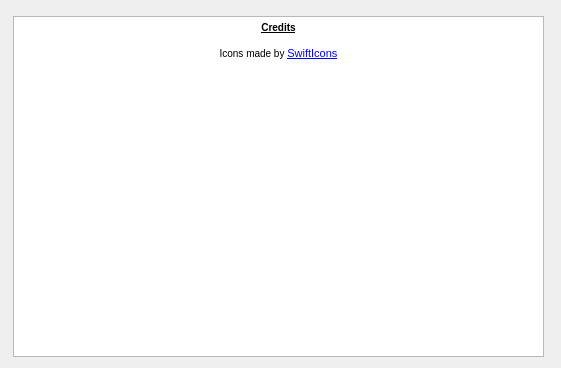
AintIaStinker/tftpe, file credits.ui: the form before one commit.
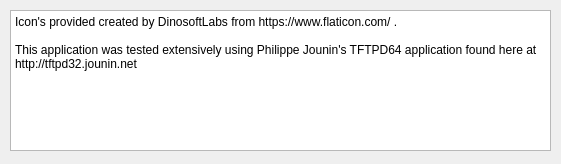
The form after the commit.

```diff
--- a/credits.ui
+++ b/credits.ui
@@ -7,30 +7,28 @@
     <x>0</x>
     <y>0</y>
     <width>561</width>
-    <height>368</height>
+    <height>164</height>
    </rect>
   </property>
   <property name="windowTitle">
    <string>Credits</string>
   </property>
-  <widget class="QTextEdit" name="textEdit">
+  <widget class="QPlainTextEdit" name="plainTextEdit">
    <property name="geometry">
     <rect>
-     <x>13</x>
-     <y>16</y>
-     <width>531</width>
-     <height>341</height>
+     <x>10</x>
+     <y>10</y>
+     <width>541</width>
+     <height>141</height>
     </rect>
    </property>
-   <property name="html">
-    <string>&lt;!DOCTYPE HTML PUBLIC &quot;-//W3C//DTD HTML 4.0//EN&quot; &quot;http://www.w3.org/TR/REC-html40/strict.dtd&quot;&gt;
-&lt;html&gt;&lt;head&gt;&lt;meta name=&quot;qrichtext&quot; content=&quot;1&quot; /&gt;&lt;style type=&quot;text/css&quot;&gt;
-p, li { white-space: pre-wrap; }
-&lt;/style&gt;&lt;/head&gt;&lt;body style=&quot; font-family:'MS Shell Dlg 2'; font-size:7.8pt; font-weight:400; font-style:normal;&quot;&gt;
-&lt;p align=&quot;center&quot; style=&quot; margin-top:0px; margin-bottom:0px; margin-left:0px; margin-right:0px; -qt-block-indent:0; text-indent:0px;&quot;&gt;&lt;span style=&quot; font-weight:600; text-decoration: underline;&quot;&gt;Credits&lt;/span&gt;&lt;/p&gt;
-&lt;p align=&quot;center&quot; style=&quot;-qt-paragraph-type:empty; margin-top:0px; margin-bottom:0px; margin-left:0px; margin-right:0px; -qt-block-indent:0; text-indent:0px; font-weight:600; text-decoration: underline;&quot;&gt;&lt;br /&gt;&lt;/p&gt;
-&lt;p align=&quot;center&quot; style=&quot; margin-top:0px; margin-bottom:0px; margin-left:0px; margin-right:0px; -qt-block-indent:0; text-indent:0px;&quot;&gt;Icons made by &lt;a href=&quot;https://www.flaticon.com/authors/swifticons&quot;&gt;&lt;span style=&quot; font-size:8pt; text-decoration: underline; color:#0000ff;&quot;&gt;SwiftIcons&lt;/span&gt;&lt;/a&gt;&lt;/p&gt;
-&lt;p align=&quot;center&quot; style=&quot;-qt-paragraph-type:empty; margin-top:0px; margin-bottom:0px; margin-left:0px; margin-right:0px; -qt-block-indent:0; text-indent:0px; font-size:8pt; text-decoration: underline; color:#0000ff;&quot;&gt;&lt;br /&gt;&lt;/p&gt;&lt;/body&gt;&lt;/html&gt;</string>
+   <property name="readOnly">
+    <bool>true</bool>
+   </property>
+   <property name="plainText">
+    <string>Icon's provided created by DinosoftLabs from https://www.flaticon.com/ . 
+
+This application was tested extensively using Philippe Jounin's TFTPD64 application found here at http://tftpd32.jounin.net</string>
    </property>
   </widget>
  </widget>
```
